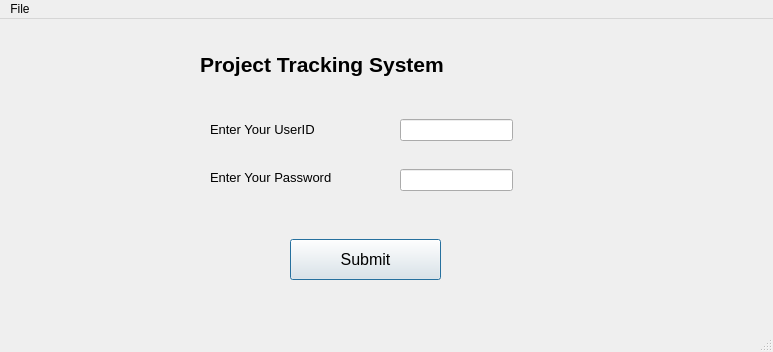
AnomitraSarkar/Project-Manager-Application, file login.ui: the form before one commit.
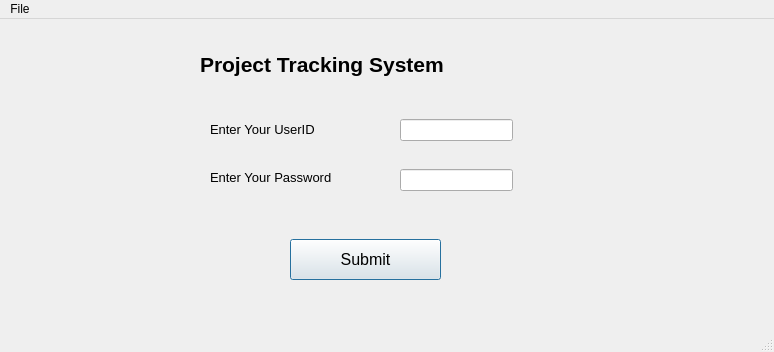
The form after the commit.

What changed in the file:
```diff
--- a/login.ui
+++ b/login.ui
@@ -6,7 +6,7 @@
    <rect>
     <x>0</x>
     <y>0</y>
-    <width>773</width>
+    <width>774</width>
     <height>352</height>
    </rect>
   </property>
@@ -148,7 +148,7 @@
     <rect>
      <x>0</x>
      <y>0</y>
-     <width>773</width>
+     <width>774</width>
      <height>26</height>
     </rect>
    </property>
```
